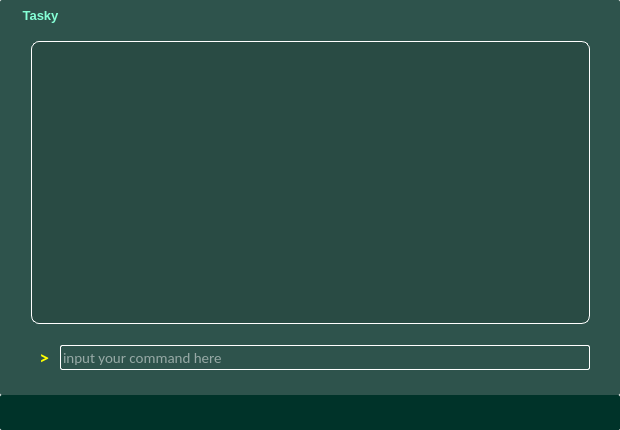
Old version of the form Qt/TaskyDesign1/taskydesign.ui in the repository akkudub/Tasky.
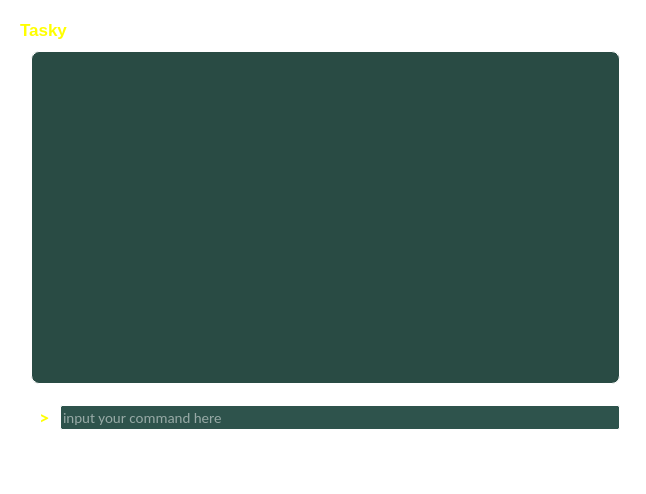
New version of the form. Icons and pictures are not drawn.

What changed in the file:
```diff
--- a/Qt/TaskyDesign1/taskydesign.ui
+++ b/Qt/TaskyDesign1/taskydesign.ui
@@ -6,8 +6,8 @@
    <rect>
     <x>0</x>
     <y>0</y>
-    <width>620</width>
-    <height>430</height>
+    <width>646</width>
+    <height>494</height>
    </rect>
   </property>
   <property name="sizePolicy">
@@ -24,8 +24,8 @@
   </property>
   <property name="maximumSize">
    <size>
-    <width>620</width>
-    <height>430</height>
+    <width>900</width>
+    <height>700</height>
    </size>
   </property>
   <property name="windowTitle">
@@ -56,23 +56,23 @@
    </property>
    <property name="maximumSize">
     <size>
-     <width>620</width>
-     <height>430</height>
+     <width>650</width>
+     <height>495</height>
     </size>
    </property>
    <property name="styleSheet">
     <string notr="true">QWidget#MainPart{
-background-color: #2E534C; 
-border-radius: 2px;
+	background-image: url(:/new/prefix1/Resources/background_main.png);
+    backgrund-position: bottom left;
 }</string>
    </property>
    <widget class="QWidget" name="layoutWidget">
     <property name="geometry">
      <rect>
       <x>20</x>
-      <y>30</y>
-      <width>581</width>
-      <height>351</height>
+      <y>40</y>
+      <width>611</width>
+      <height>401</height>
      </rect>
     </property>
     <layout class="QVBoxLayout" name="VerticalLayout">
@@ -89,22 +89,29 @@
        </property>
        <property name="styleSheet">
         <string notr="true">QTextEdit#DisplayPanel{
-background-color: #294B44;
-color: #FFFFFF;
-border: 1px solid  #FFFFFF;
-border-radius: 8px;
-padding: 10px 10px 18px 5px;
+	background-color: #294B44;
+    border-radius: 8px;
+    border: 1px solid white;
+    color: #FFFFFF;
+    padding: 10px 10px 0px 5px;
 }
 QTextEdit#DisplatPanel:hover{
 background-color: black;
 }
 QTextEdit#DisplayPanel QScrollBar:vertical{
-background-color: #233333;
-width: 5px;
+    background-color: #233333;
+    width: 5px;
 }
 QTextEdit#DisplayPanel QScrollBar::handle:vertical{
-height:200px;
-background-color: #2E334C;
+   height:200px;
+   background-color: #2E334C;
+}
+QTextEdit#DisplayPanel QScrollBar:horizontal{
+    background-color: #233333;
+    width: 5px;
+}
+QTextEdit#DisplayPanel QScrollBar::handle:horizontal{
+   background-color: #2E334C;
 }
 </string>
        </property>
@@ -118,7 +125,7 @@
         <enum>Qt::ScrollBarAsNeeded</enum>
        </property>
        <property name="horizontalScrollBarPolicy">
-        <enum>Qt::ScrollBarAlwaysOff</enum>
+        <enum>Qt::ScrollBarAsNeeded</enum>
        </property>
        <property name="readOnly">
         <bool>true</bool>
@@ -205,8 +212,8 @@
    <widget class="QToolButton" name="CloseButton">
     <property name="geometry">
      <rect>
-      <x>580</x>
-      <y>0</y>
+      <x>600</x>
+      <y>10</y>
       <width>31</width>
       <height>31</height>
      </rect>
@@ -238,12 +245,15 @@
       <height>25</height>
      </size>
     </property>
+    <property name="toolButtonStyle">
+     <enum>Qt::ToolButtonFollowStyle</enum>
+    </property>
    </widget>
    <widget class="QToolButton" name="MinimizeButton">
     <property name="geometry">
      <rect>
-      <x>560</x>
-      <y>0</y>
+      <x>570</x>
+      <y>10</y>
       <width>31</width>
       <height>31</height>
      </rect>
@@ -275,30 +285,51 @@
      </size>
     </property>
    </widget>
-   <widget class="QToolButton" name="TaskyButton">
+   <widget class="QLabel" name="StatusBar">
     <property name="geometry">
      <rect>
       <x>20</x>
-      <y>5</y>
-      <width>41</width>
-      <height>21</height>
+      <y>450</y>
+      <width>611</width>
+      <height>41</height>
      </rect>
     </property>
+    <property name="sizePolicy">
+     <sizepolicy hsizetype="Fixed" vsizetype="Fixed">
+      <horstretch>0</horstretch>
+      <verstretch>0</verstretch>
+     </sizepolicy>
+    </property>
     <property name="font">
      <font>
-      <pointsize>10</pointsize>
+      <pointsize>11</pointsize>
       <weight>75</weight>
       <bold>true</bold>
      </font>
     </property>
-    <property name="focusPolicy">
-     <enum>Qt::NoFocus</enum>
+    <property name="text">
+     <string/>
+    </property>
+   </widget>
+   <widget class="QLabel" name="Tasky">
+    <property name="geometry">
+     <rect>
+      <x>20</x>
+      <y>20</y>
+      <width>51</width>
+      <height>20</height>
+     </rect>
+    </property>
+    <property name="font">
+     <font>
+      <pointsize>13</pointsize>
+      <weight>75</weight>
+      <bold>true</bold>
+     </font>
     </property>
     <property name="styleSheet">
-     <string notr="true">QToolButton#TaskyButton{
-border-style: flat;
-background-color: transparent;
-color: #85FFD6;
+     <string notr="true">QLabel#Tasky{
+    color: yellow;
 }</string>
     </property>
     <property name="text">
@@ -306,38 +337,6 @@
     </property>
    </widget>
   </widget>
-  <widget class="QStatusBar" name="statusBar">
-   <property name="sizePolicy">
-    <sizepolicy hsizetype="Preferred" vsizetype="Fixed">
-     <horstretch>0</horstretch>
-     <verstretch>0</verstretch>
-    </sizepolicy>
-   </property>
-   <property name="minimumSize">
-    <size>
-     <width>580</width>
-     <height>35</height>
-    </size>
-   </property>
-   <property name="font">
-    <font>
-     <pointsize>11</pointsize>
-     <weight>50</weight>
-     <bold>false</bold>
-    </font>
-   </property>
-   <property name="styleSheet">
-    <string notr="true">background-color: #003329;
-border-radius: 2px;
-color: #FFFFFF;
-margin: 0px 0px 0px 0px;
-padding: 2px 10px 10px 10px;
-</string>
-   </property>
-   <property name="sizeGripEnabled">
-    <bool>true</bool>
-   </property>
-  </widget>
  </widget>
  <layoutdefault spacing="6" margin="11"/>
  <tabstops>
```
Left out of the diff: 18 changed lines with no effect on the pictures.
